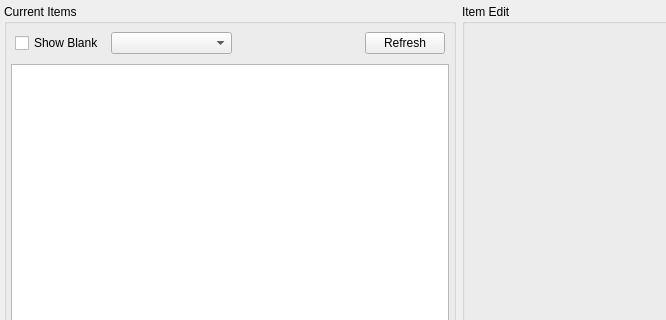
Before: the Qt Designer form ui/components/inventory/inventory.ui in evrins/dnf-gm-tool, drawn with Qt 5; both pictures show x 0 to 666 and y 0 to 320 of the 917 by 749 pixel window.
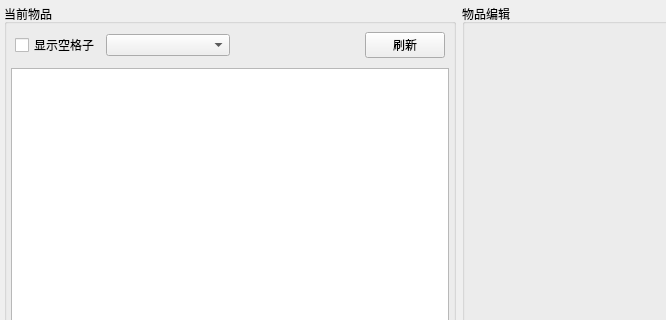
After: the same form once the commit is applied.

Patch:
```diff
--- a/ui/components/inventory/inventory.ui
+++ b/ui/components/inventory/inventory.ui
@@ -29,7 +29,7 @@
    <item>
     <widget class="QGroupBox" name="table_view_container">
      <property name="title">
-      <string>Current Items</string>
+      <string>当前物品</string>
      </property>
      <layout class="QVBoxLayout" name="verticalLayout">
       <property name="leftMargin">
@@ -62,7 +62,7 @@
          <item>
           <widget class="QCheckBox" name="show_blank_chkbox">
            <property name="text">
-            <string>Show Blank</string>
+            <string>显示空格子</string>
            </property>
           </widget>
          </item>
@@ -89,7 +89,7 @@
          <item>
           <widget class="QPushButton" name="refresh_btn">
            <property name="text">
-            <string>Refresh</string>
+            <string>刷新</string>
            </property>
           </widget>
          </item>
@@ -131,7 +131,7 @@
       </sizepolicy>
      </property>
      <property name="title">
-      <string>Item Edit</string>
+      <string>物品编辑</string>
      </property>
      <layout class="QVBoxLayout" name="verticalLayout_2">
       <property name="leftMargin">
```
